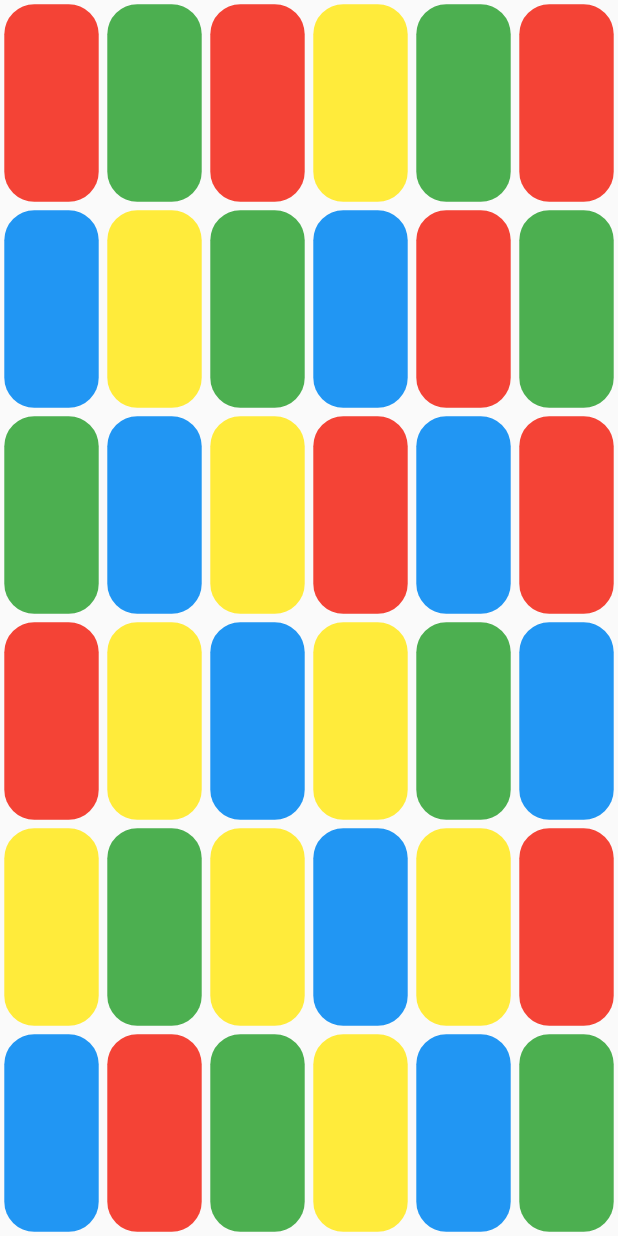
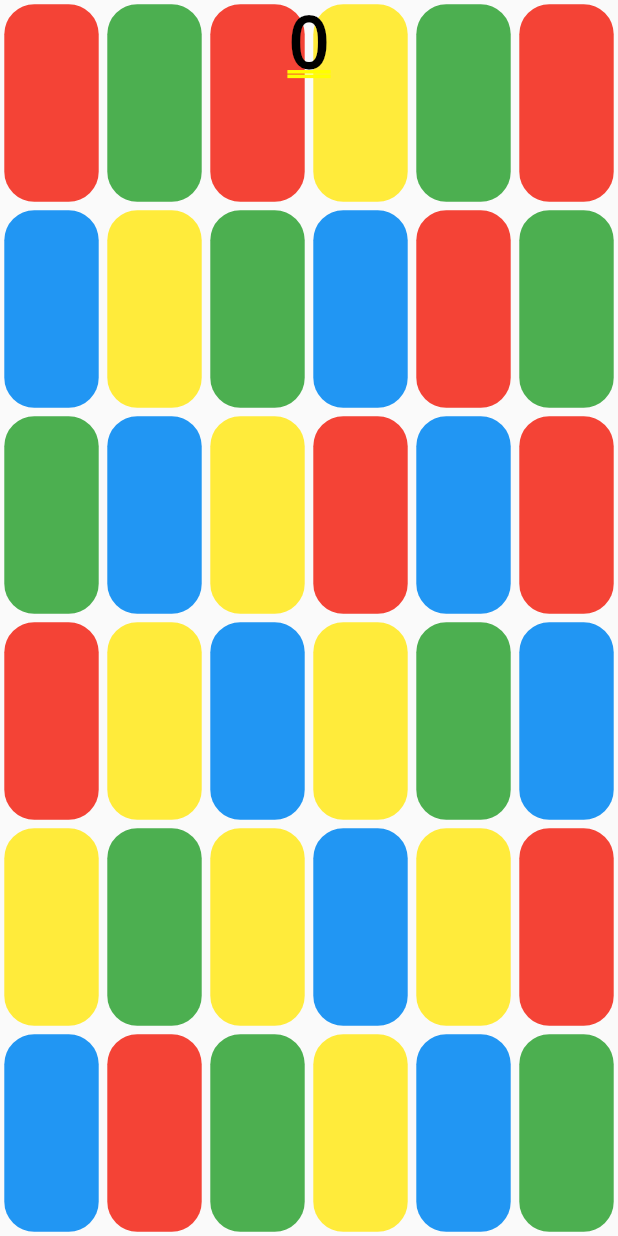
Before and after one commit to AlabasterAxe/color_game, a Flutter app: the screen it shows after launch, on a phone screen of 412 x 824 dp. Run offline on Flutter 3.47's test engine with Material 2 defaults, Android fonts, the phone set to English and light mode, and no system bars.

Commit message:
add animated score

```diff
--- /dev/null
+++ b/lib/animated-score.dart
@@ -0,0 +1,42 @@
+import 'package:flutter/material.dart';
+import 'package:flutter/widgets.dart';
+
+class AnimatedScore extends StatefulWidget {
+  final int score;
+  AnimatedScore({Key key, this.score}) : super(key: key);
+
+  @override
+  _AnimatedScoreState createState() => _AnimatedScoreState();
+}
+
+class _AnimatedScoreState extends State<AnimatedScore>
+    with SingleTickerProviderStateMixin {
+  AnimationController controller;
+  int prevScore = 0;
+
+  @override
+  void initState() {
+    super.initState();
+
+    controller =
+        AnimationController(vsync: this, duration: Duration(milliseconds: 300));
+  }
+
+  @override
+  void didUpdateWidget(AnimatedScore oldWidget) {
+    super.didUpdateWidget(oldWidget);
+    prevScore = oldWidget.score;
+    controller.forward(from: 0);
+  }
+
+  @override
+  Widget build(BuildContext context) {
+    return AnimatedBuilder(
+        animation: controller,
+        builder: (context, _) {
+          return Text(
+              "${((widget.score - prevScore) * controller.value + prevScore).round()}",
+              style: TextStyle(color: Colors.black));
+        });
+  }
+}
--- a/lib/game.dart
+++ b/lib/game.dart
@@ -38,9 +38,24 @@ class GameBoxWidget extends StatelessWidget {
   }
 }
 
+enum GameEventType {
+  RUN,
+}
+
+class RunEventMetadata {
+  int runLength;
+  Color color;
+}
+
+class GameEvent {
+  GameEventType type;
+  dynamic metadata;
+}
+
 class GameWidget extends StatefulWidget {
   final ColorGameConfig config;
-  GameWidget({Key key, this.config}) : super(key: key);
+  final Function(GameEvent) onGameEvent;
+  GameWidget({Key key, this.config, this.onGameEvent}) : super(key: key);
 
   @override
   _GameWidgetState createState() => _GameWidgetState();
@@ -223,6 +238,11 @@ class _GameWidgetState extends State<GameWidget> {
           if (streak.length >= 3) {
             hadStreak = true;
             boxesToRemove.addAll(streak);
+            widget.onGameEvent(GameEvent()
+              ..type = GameEventType.RUN
+              ..metadata = (RunEventMetadata()
+                ..runLength = streak.length
+                ..color = streakColor));
           }
           streak = [box];
           streakColor = box.color;
@@ -241,7 +261,6 @@ class _GameWidgetState extends State<GameWidget> {
       }
     }
 
-    // boxesToRemove.forEach((GameBox b) => b.color = Colors.transparent);
     boxes.removeWhere((GameBox b) => boxesToRemove.contains(b));
     return affectedRowOrCols;
   }
--- /dev/null
+++ b/lib/hud.dart
@@ -0,0 +1,16 @@
+import 'package:flutter/widgets.dart';
+
+import 'animated-score.dart';
+
+class Hud extends StatelessWidget {
+  final int score;
+  const Hud({Key key, this.score}) : super(key: key);
+
+  @override
+  Widget build(BuildContext context) {
+    return Column(
+      mainAxisAlignment: MainAxisAlignment.spaceBetween,
+      children: [AnimatedScore(score: score)],
+    );
+  }
+}
--- a/lib/main.dart
+++ b/lib/main.dart
@@ -1,9 +1,7 @@
-import 'dart:async';
-import 'dart:math';
-
 import 'package:flutter/material.dart';
 
 import 'game.dart';
+import 'hud.dart';
 import 'model.dart';
 
 const RELATIVE_GAP_SIZE = 1 / 12;
@@ -31,9 +29,36 @@ class GamePage extends StatefulWidget {
 }
 
 class _GamePageState extends State<GamePage> {
+  int score = 0;
+  Tween<int> scoreTween;
+
+  void _handleNewRun(RunEventMetadata metadata) {
+    setState(() {
+      if (metadata.runLength == 3) {
+        score += 100;
+      } else if (metadata.runLength == 4) {
+        score += 200;
+      } else {
+        score += 400;
+      }
+    });
+  }
+
   @override
   Widget build(BuildContext context) {
-    return Stack(
-        children: [Positioned.fill(child: GameWidget(config: widget.config))]);
+    return SafeArea(
+      child: Stack(children: [
+        Positioned.fill(
+            child: GameWidget(
+                config: widget.config,
+                onGameEvent: (GameEvent e) {
+                  switch (e.type) {
+                    case GameEventType.RUN:
+                      _handleNewRun(e.metadata);
+                  }
+                })),
+        Positioned.fill(child: Hud(score: score)),
+      ]),
+    );
   }
 }
```
